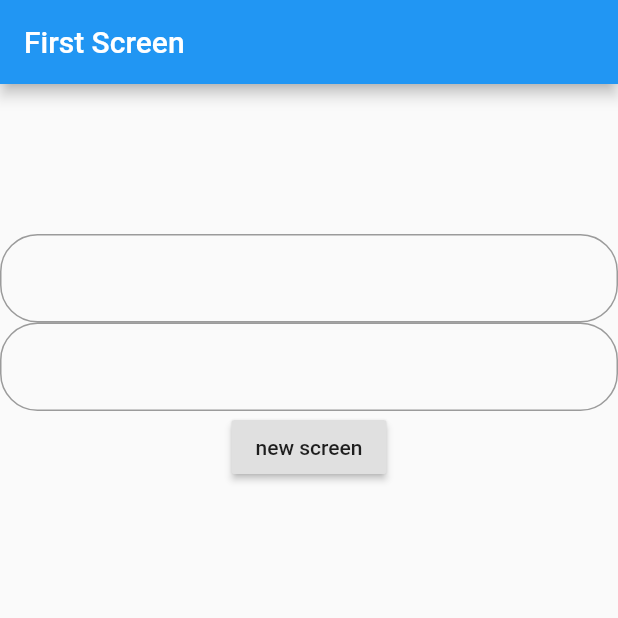
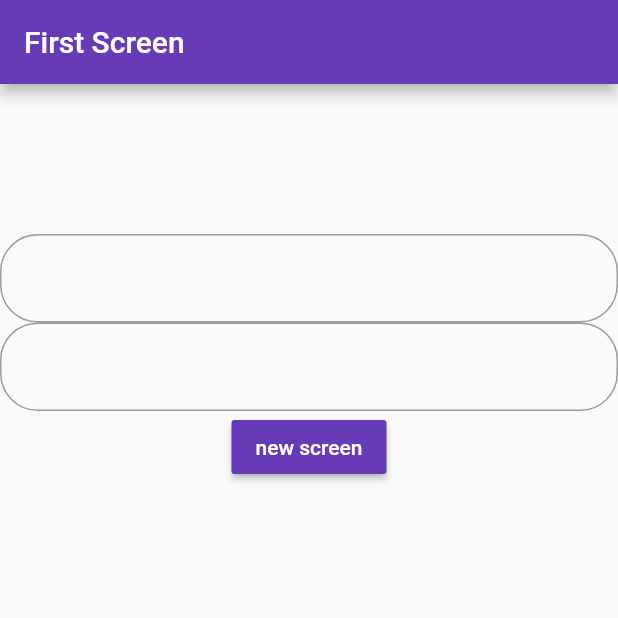
Before and after one commit to DeniDes/flutte, a Flutter app: the screen it shows after launch, after a tap on "new screen", on a phone screen of 412 x 824 dp, the top half of it. Run offline on Flutter 3.47's test engine with Material 2 defaults, Android fonts, the light colour scheme and no system bars; our stand-ins replace firebase_auth, firebase_core; accounts and stored records are empty; network calls fail.

Commit message:
firebase auth color

```diff
--- a/lib/main.dart
+++ b/lib/main.dart
@@ -5,7 +5,11 @@ import 'package:firebase_auth/firebase_auth.dart';
 void main() async {
   WidgetsFlutterBinding.ensureInitialized();
   await Firebase.initializeApp();
-  runApp(MaterialApp(home: MyApp(), debugShowCheckedModeBanner: false,));
+  runApp(MaterialApp(
+    theme: ThemeData(primarySwatch: Colors.deepPurple),
+    home: MyApp(),
+    debugShowCheckedModeBanner: false,
+  ));
 }
 
 
@@ -49,6 +53,8 @@ class MyApp extends StatelessWidget {
             ),
             RaisedButton(
               child: Text('new screen'),
+              color: Colors.deepPurple,
+              textColor: Colors.white,
               onPressed: () async {
                 //email : de@de.de
                 //pass : 1234567890
```
